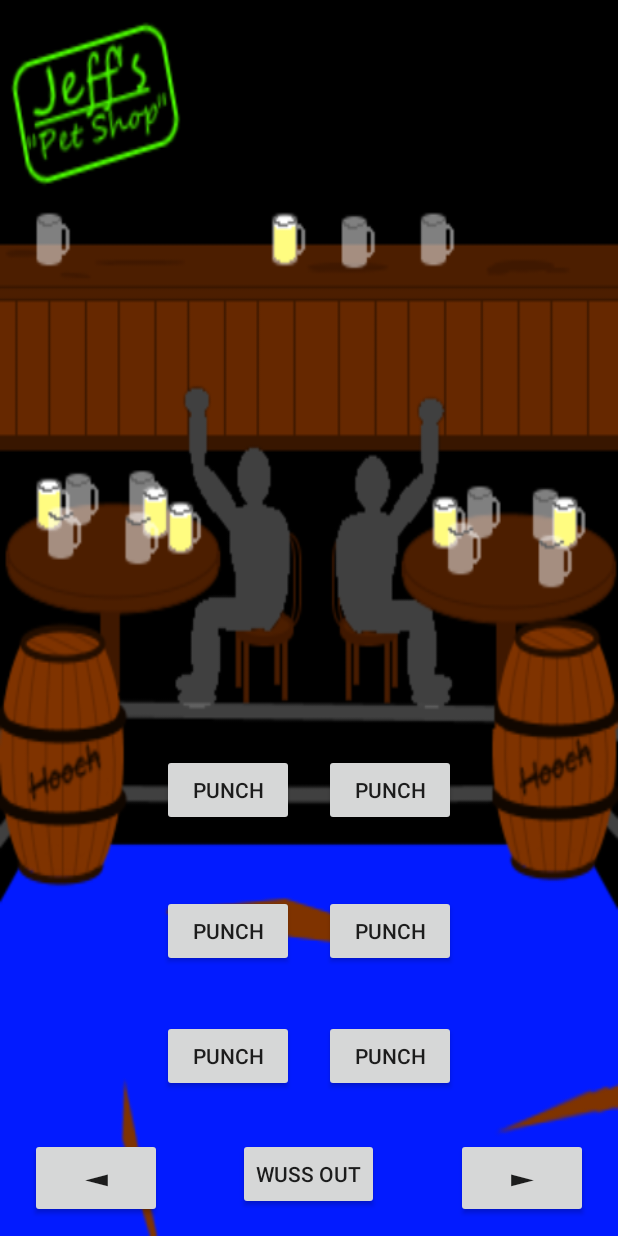
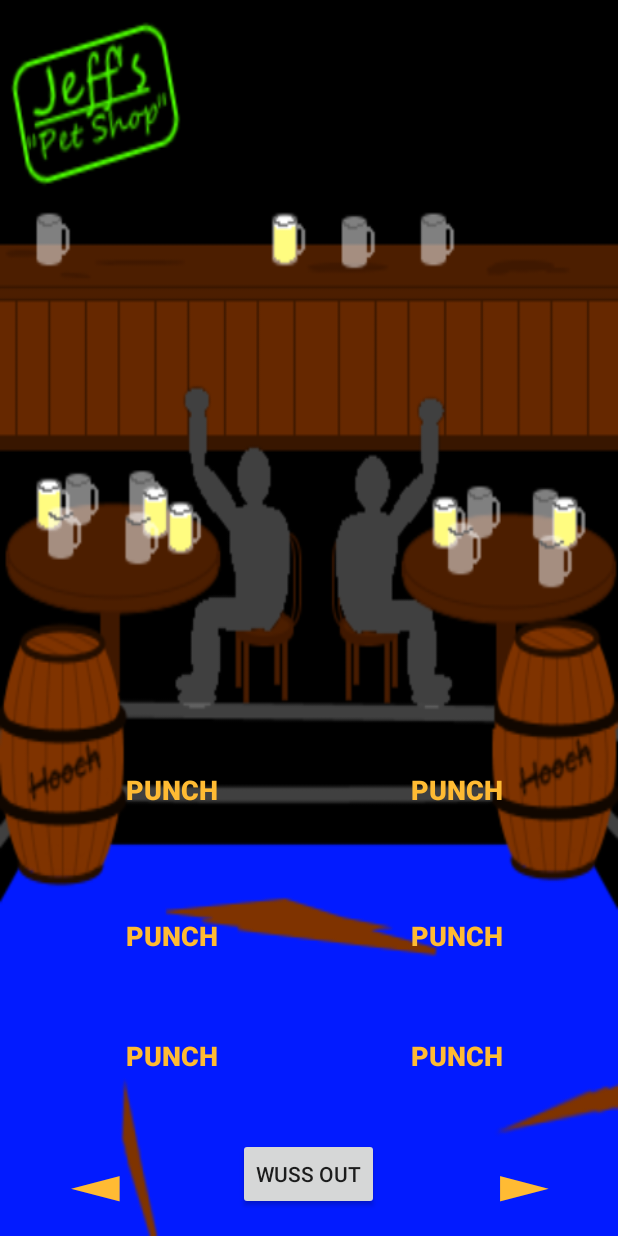
Before and after one commit to DrewVanD/TeamAwesomeGame, an Android app: the GameActivity screen opened directly, with no data from a screen before it, on a phone screen of 412 x 824 dp. Run offline under Robolectric (Android 15) with nearby library versions, the phone set to English and light mode, and no system bars.

Commit message:
gamescreen buttons
put in switch case for buttons

```diff
--- a/app/src/main/java/com/drew/teamawesomegame/GameActivity.java
+++ b/app/src/main/java/com/drew/teamawesomegame/GameActivity.java
@@ -15,11 +15,64 @@ public class GameActivity extends AppCompatActivity implements View.OnClickListe
 
         Button buttonQuit = findViewById(R.id.buttonQuit);
         buttonQuit.setOnClickListener(this);
+
+        Button buttonLeft = findViewById(R.id.buttonLeft);
+        buttonLeft.setOnClickListener(this);
+
+        Button buttonRight = findViewById(R.id.buttonRight);
+        buttonRight.setOnClickListener(this);
+
+        Button buttonPunch1 = findViewById(R.id.test1);
+        buttonPunch1.setOnClickListener(this);
+
+        Button buttonPunch2 = findViewById(R.id.test2);
+        buttonPunch2.setOnClickListener(this);
+
+        Button buttonPunch3 = findViewById(R.id.test3);
+        buttonPunch3.setOnClickListener(this);
+
+        Button buttonPunch4 = findViewById(R.id.test4);
+        buttonPunch4.setOnClickListener(this);
+
+        Button buttonPunch5 = findViewById(R.id.test5);
+        buttonPunch5.setOnClickListener(this);
+
+        Button buttonPunch6 = findViewById(R.id.test6);
+        buttonPunch6.setOnClickListener(this);
     }
 
     @Override
     public void onClick(View v) {
-        Intent i = new Intent(this, mainMenu.class);
-        startActivity(i);
+        switch (v.getId()) {
+            case R.id.buttonQuit:
+                Intent i = new Intent(this, mainMenu.class);
+                startActivity(i);
+                break;
+            case R.id.buttonLeft:
+                //dodge();
+                break;
+            case R.id.buttonRight:
+                //dodge();
+                break;
+            case R.id.test1:
+                //punch();
+                break;
+            case R.id.test2:
+                //punch();
+                break;
+            case R.id.test3:
+                //punch();
+                break;
+            case R.id.test4:
+                //punch();
+                break;
+            case R.id.test5:
+                //punch();
+                break;
+            case R.id.test6:
+                //punch();
+                break;
+                //TODO replace buttons with touch surface to detect if player is hitting enemy.
+        }
     }
 }
--- a/app/src/main/res/layout/activity_game.xml
+++ b/app/src/main/res/layout/activity_game.xml
@@ -35,8 +35,11 @@
         android:layout_alignParentStart="true"
         android:layout_alignTop="@+id/buttonQuit"
         android:layout_marginStart="20dp"
+        android:background="@android:color/transparent"
         android:text="◄"
-        android:textSize="24sp" />
+        android:textColor="@android:color/holo_orange_light"
+        android:textSize="46sp"
+        android:textStyle="bold" />
 
     <Button
         android:id="@+id/buttonRight"
@@ -45,8 +48,11 @@
         android:layout_alignParentEnd="true"
         android:layout_alignTop="@+id/buttonQuit"
         android:layout_marginEnd="20dp"
+        android:background="@android:color/transparent"
         android:text="►"
-        android:textSize="24sp" />
+        android:textColor="@android:color/holo_orange_light"
+        android:textSize="46sp"
+        android:textStyle="bold" />
 
     <Button
         android:id="@+id/test5"
@@ -54,8 +60,52 @@
         android:layout_height="wrap_content"
         android:layout_alignParentBottom="true"
         android:layout_marginBottom="96dp"
-        android:layout_toEndOf="@+id/buttonLeft"
+        android:layout_toStartOf="@+id/buttonQuit"
+        android:background="@android:color/transparent"
         android:text="punch"
+        android:textColor="@android:color/holo_orange_light"
+        android:textSize="18sp"
+        android:textStyle="bold"
+        android:visibility="visible" />
+
+    <Button
+        android:id="@+id/test4"
+        android:layout_width="wrap_content"
+        android:layout_height="wrap_content"
+        android:layout_alignStart="@+id/test6"
+        android:layout_alignTop="@+id/test3"
+        android:background="@android:color/transparent"
+        android:text="punch"
+        android:textColor="@android:color/holo_orange_light"
+        android:textSize="18sp"
+        android:textStyle="bold"
+        android:visibility="visible" />
+
+    <Button
+        android:id="@+id/test6"
+        android:layout_width="wrap_content"
+        android:layout_height="wrap_content"
+        android:layout_alignParentEnd="true"
+        android:layout_alignTop="@+id/test5"
+        android:layout_marginEnd="63dp"
+        android:background="@android:color/transparent"
+        android:text="punch"
+        android:textColor="@android:color/holo_orange_light"
+        android:textSize="18sp"
+        android:textStyle="bold"
+        android:visibility="visible" />
+
+    <Button
+        android:id="@+id/test2"
+        android:layout_width="wrap_content"
+        android:layout_height="wrap_content"
+        android:layout_alignStart="@+id/test4"
+        android:layout_alignTop="@+id/test1"
+        android:background="@android:color/transparent"
+        android:text="punch"
+        android:textColor="@android:color/holo_orange_light"
+        android:textSize="18sp"
+        android:textStyle="bold"
         android:visibility="visible" />
 
     <Button
@@ -63,9 +113,13 @@
         android:layout_width="wrap_content"
         android:layout_height="wrap_content"
         android:layout_alignParentBottom="true"
-        android:layout_marginBottom="179dp"
-        android:layout_toEndOf="@+id/buttonLeft"
+        android:layout_marginBottom="176dp"
+        android:layout_toStartOf="@+id/buttonQuit"
+        android:background="@android:color/transparent"
         android:text="punch"
+        android:textColor="@android:color/holo_orange_light"
+        android:textSize="18sp"
+        android:textStyle="bold"
         android:visibility="visible" />
 
     <Button
@@ -74,35 +128,12 @@
         android:layout_height="wrap_content"
         android:layout_alignParentBottom="true"
         android:layout_marginBottom="273dp"
-        android:layout_toEndOf="@+id/buttonLeft"
+        android:layout_toStartOf="@+id/buttonQuit"
+        android:background="@android:color/transparent"
         android:text="punch"
-        android:visibility="visible" />
-
-    <Button
-        android:id="@+id/test2"
-        android:layout_width="wrap_content"
-        android:layout_height="wrap_content"
-        android:layout_alignTop="@+id/test1"
-        android:layout_toStartOf="@+id/buttonRight"
-        android:text="punch"
-        android:visibility="visible" />
-
-    <Button
-        android:id="@+id/test4"
-        android:layout_width="wrap_content"
-        android:layout_height="wrap_content"
-        android:layout_alignTop="@+id/test3"
-        android:layout_toStartOf="@+id/buttonRight"
-        android:text="punch"
-        android:visibility="visible" />
-
-    <Button
-        android:id="@+id/test6"
-        android:layout_width="wrap_content"
-        android:layout_height="wrap_content"
-        android:layout_alignTop="@+id/test5"
-        android:layout_toStartOf="@+id/buttonRight"
-        android:text="punch"
+        android:textColor="@android:color/holo_orange_light"
+        android:textSize="18sp"
+        android:textStyle="bold"
         android:visibility="visible" />
 
 </RelativeLayout>
```
Also changed, not shown: app/src/main/java/com/drew/teamawesomegame/playGame.java (+12 -12 lines).
